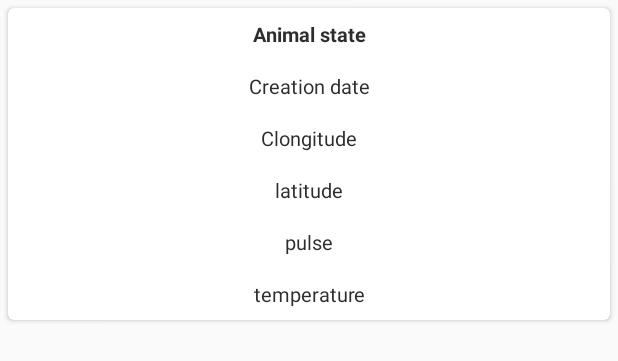
After one commit to StanislavDanylenko/coursePetAndroid, an Android app: the layout cardveiw_item_record.xml on its own in the app's theme, with its tools: preview values and no code run, on a phone screen of 412 x 824 dp. The commit adds this screen. Shown: the top 361 px of the screen. Run offline under Robolectric (Android 15) with nearby library versions, the phone set to English and light mode, and no system bars.

Commit message:
added Record funcs

```diff
--- /dev/null
+++ b/app/src/main/res/drawable/ic_change_order.xml
@@ -0,0 +1,5 @@
+<vector android:height="24dp" android:tint="#FFFFFF"
+    android:viewportHeight="24.0" android:viewportWidth="24.0"
+    android:width="24dp" xmlns:android="http://schemas.android.com/apk/res/android">
+    <path android:fillColor="#FF000000" android:pathData="M9,3L5,6.99h3L8,14h2L10,6.99h3L9,3zM16,17.01L16,10h-2v7.01h-3L15,21l4,-3.99h-3z"/>
+</vector>
--- /dev/null
+++ b/app/src/main/res/layout/cardveiw_item_record.xml
@@ -0,0 +1,82 @@
+<?xml version="1.0" encoding="utf-8"?>
+<android.support.v7.widget.CardView xmlns:android="http://schemas.android.com/apk/res/android"
+    android:id="@+id/record_card_id"
+    android:clickable="true"
+    android:foreground="?android:attr/selectableItemBackground"
+    android:layout_width="match_parent"
+    android:layout_height="wrap_content"
+    xmlns:cardview="http://schemas.android.com/apk/res-auto"
+    android:layout_margin="5dp"
+    cardview:cardCornerRadius="4dp">
+
+    <LinearLayout
+        android:orientation="vertical"
+        android:layout_width="match_parent"
+        android:layout_height="match_parent">
+
+        <TextView
+            android:id="@+id/record_animalState"
+            android:textColor="#2d2d2d"
+            android:textSize="13sp"
+            android:gravity="center"
+            android:layout_width="match_parent"
+            android:layout_height="wrap_content"
+            android:layout_margin="8sp"
+            android:layout_marginTop="15sp"
+            android:text="Animal state"
+            android:textStyle="bold"/>
+
+        <TextView
+            android:id="@+id/record_creationDate"
+            android:textColor="#2d2d2d"
+            android:textSize="13sp"
+            android:gravity="center"
+            android:layout_width="match_parent"
+            android:layout_height="wrap_content"
+            android:layout_margin="8sp"
+            android:text="Creation date"/>
+
+        <TextView
+            android:id="@+id/record_longitude"
+            android:textColor="#2d2d2d"
+            android:textSize="13sp"
+            android:gravity="center"
+            android:layout_width="match_parent"
+            android:layout_height="wrap_content"
+            android:layout_margin="8sp"
+            android:text="Clongitude"/>
+
+        <TextView
+            android:id="@+id/record_latitude"
+            android:textColor="#2d2d2d"
+            android:textSize="13sp"
+            android:gravity="center"
+            android:layout_width="match_parent"
+            android:layout_height="wrap_content"
+            android:layout_margin="8sp"
+            android:text="latitude"/>
+
+        <TextView
+            android:id="@+id/record_pulse"
+            android:textColor="#2d2d2d"
+            android:textSize="13sp"
+            android:gravity="center"
+            android:layout_width="match_parent"
+            android:layout_height="wrap_content"
+            android:layout_margin="8sp"
+            android:text="pulse"/>
+
+        <TextView
+            android:id="@+id/record_temperature"
+            android:textColor="#2d2d2d"
+            android:textSize="13sp"
+            android:gravity="center"
+            android:layout_width="match_parent"
+            android:layout_height="wrap_content"
+            android:layout_margin="8sp"
+            android:layout_marginBottom="15sp"
+            android:text="temperature" />
+
+    </LinearLayout>
+
+</android.support.v7.widget.CardView>
--- a/app/src/main/res/menu/animal_menu.xml
+++ b/app/src/main/res/menu/animal_menu.xml
@@ -26,7 +26,7 @@
         android:orderInCategory="5"
         android:title="Diseases"/>
     <item
-        android:id="@+id/update_settings"
+        android:id="@+id/health_records"
         android:orderInCategory="6"
         android:title="Health records"/>
 </menu>
```
Also changed, not shown: app/src/main/AndroidManifest.xml (+7 -1 lines), app/src/main/java/stanisalv/danylenko/coursepet/activity/AnimalViewActivity.java (+11 -1 lines), app/src/main/java/stanisalv/danylenko/coursepet/activity/RecordActivity.java (added, +93 -0 lines), app/src/main/java/stanisalv/danylenko/coursepet/adapter/RecordRecyclerViewAdapter.java (added, +152 -0 lines), app/src/main/res/layout/activity_record.xml (added, +16 -0 lines), app/src/main/res/menu/record_menu.xml (added, +10 -0 lines).
